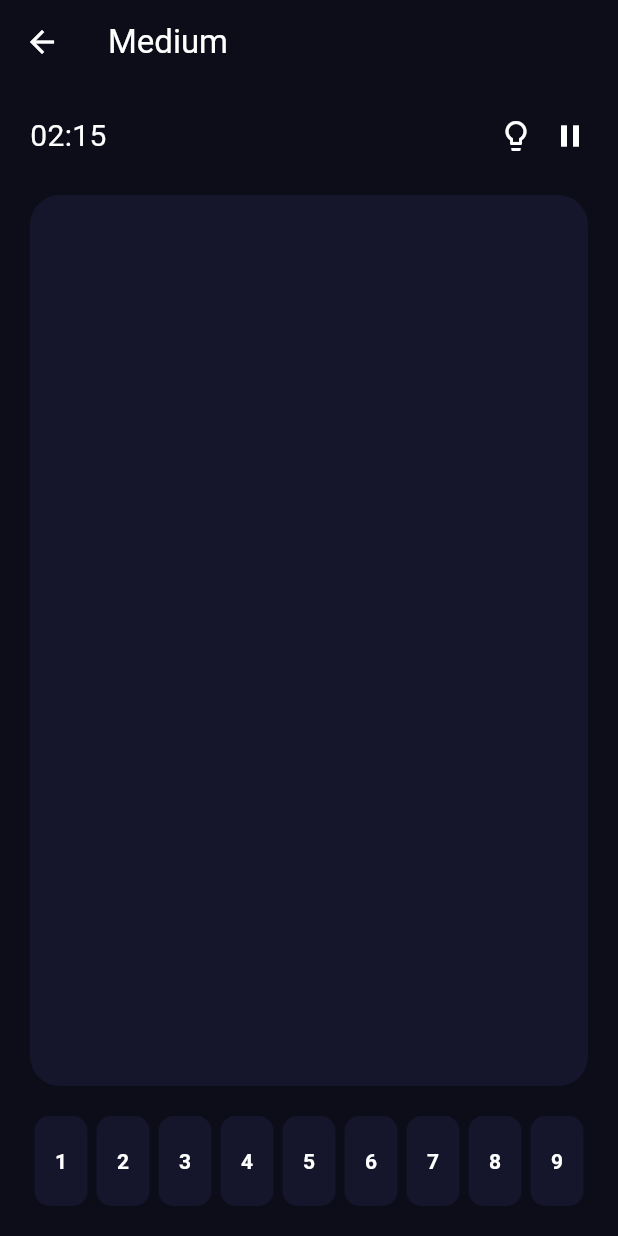
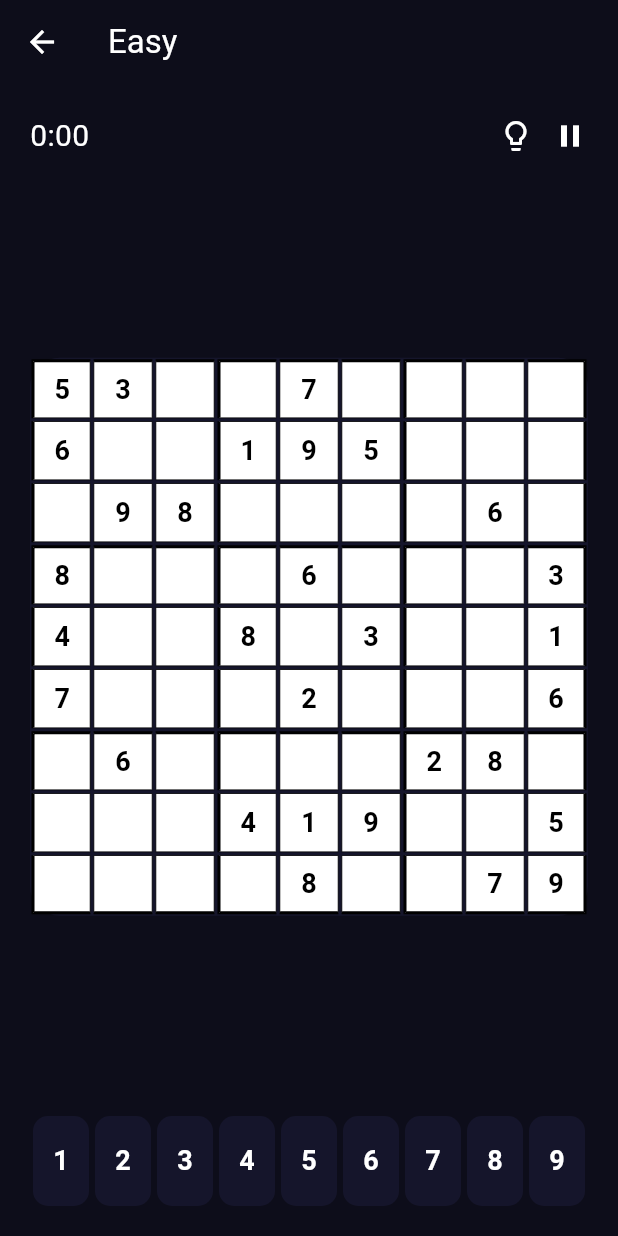
Before and after one commit to Pratishtha-Yadav/Sudoku, a Flutter app: the DifficultyScreen screen opened directly, after a tap on "Easy", on a phone screen of 412 x 824 dp. Run offline on Flutter 3.47's test engine with Material 3 defaults, Android fonts, the phone set to English and light mode, and no system bars.

Commit message:
Implement Sudoku board interactions and gameplay foundation

```diff
--- a/lib/features/sudoku/difficulty_screen.dart
+++ b/lib/features/sudoku/difficulty_screen.dart
@@ -69,7 +69,7 @@ class DifficultyScreen extends StatelessWidget {
     Navigator.push(
       context,
       MaterialPageRoute(
-        builder: (_) => const GameScreen(),
+        builder: (_) => GameScreen(difficulty: title),
       ),
     );
   },
--- a/lib/features/sudoku/game_screen.dart
+++ b/lib/features/sudoku/game_screen.dart
@@ -1,8 +1,47 @@
 import 'package:flutter/material.dart';
+import 'package:sudoku_test/models/sudoku_cell_model.dart';
+import '../../services/sudoku_generator.dart';
 
-class GameScreen extends StatelessWidget {
-  const GameScreen({super.key});
+class GameScreen extends StatefulWidget {
+  final String difficulty;
 
+  const GameScreen({
+    super.key,
+    required this.difficulty,
+  });
+
+  @override
+  State<GameScreen> createState() => _GameScreenState();
+}
+
+class _GameScreenState extends State<GameScreen> {
+  int selectedRow = -1;
+  int selectedCol = -1;
+
+  List<SudokuCellModel> board = [];
+
+  @override
+void initState() {
+  super.initState();
+  loadPuzzle();
+}
+
+void loadPuzzle() {
+  final puzzle = SudokuGenerator.getMediumPuzzle();
+
+  board.clear();
+
+  for (int row = 0; row < 9; row++) {
+    for (int col = 0; col < 9; col++) {
+      board.add(
+        SudokuCellModel(
+          value: puzzle[row][col],
+          isFixed: puzzle[row][col] != 0,
+        ),
+      );
+    }
+  }
+}
   @override
   Widget build(BuildContext context) {
     return Scaffold(
@@ -11,9 +50,9 @@ class GameScreen extends StatelessWidget {
       appBar: AppBar(
         backgroundColor: Colors.transparent,
         elevation: 0,
-        title: const Text(
-          "Medium",
-          style: TextStyle(color: Colors.white),
+        title: Text(
+  widget.difficulty,
+  style: const TextStyle(color: Colors.white),
 ),
       ),
 
@@ -28,7 +67,7 @@ class GameScreen extends StatelessWidget {
               mainAxisAlignment: MainAxisAlignment.spaceBetween,
               children: [
                 Text(
-                  "02:15",
+                  "0:00",
                   style: TextStyle(
                     color: Colors.white,
                     fontSize: 20,
@@ -47,19 +86,87 @@ class GameScreen extends StatelessWidget {
               ],
             ),
 
-            const SizedBox(height: 25),
+            const SizedBox(height: 10),
 
-            // Sudoku Board Placeholder
+          // Sudoku Board
 Expanded(
+  child: Center(
+    child: AspectRatio(
+      aspectRatio: 1,
       child: Container(
         decoration: BoxDecoration(
           color: const Color(0xFF15152B),
           borderRadius: BorderRadius.circular(20),
         ),
+        child: GridView.builder(
+          physics: const NeverScrollableScrollPhysics(),
+          itemCount: 81,
+          gridDelegate:
+              const SliverGridDelegateWithFixedCrossAxisCount(
+            crossAxisCount: 9,
+          ),
+          itemBuilder: (context, index) {
+            final row = index ~/ 9;
+            final col = index % 9;
+
+            return GestureDetector(
+            onTap: () {
+            setState(() {
+              selectedRow = index ~/ 9;
+              selectedCol = index % 9;
+                  }
+                  );
+              },
+
+  child: Container(
+              margin: const EdgeInsets.all(1),
+              decoration: BoxDecoration(
+  color: (selectedRow == index ~/ 9 &&
+          selectedCol == index % 9)
+      ? const Color(0xFFFFD54F)
+      : Colors.white,
+                border: Border(
+  top: BorderSide(
+    color: Colors.black,
+    width: row % 3 == 0 ? 2 : 0.5,
+  ),
+  left: BorderSide(
+    color: Colors.black,
+    width: col % 3 == 0 ? 2 : 0.5,
+  ),
+  right: BorderSide(
+    color: Colors.black,
+    width: col == 8 ? 2 : 0.5,
+  ),
+  bottom: BorderSide(
+    color: Colors.black,
+    width: row == 8 ? 2 : 0.5,
   ),
 ),
-
-            const SizedBox(height: 20),
+              ),
+              child: Center(
+                child: Text(
+                  board[index].value == 0
+                      ? ""
+                      : board[index].value.toString(),
+                  style: TextStyle(
+                    fontSize: 18,
+                    fontWeight: FontWeight.bold,
+                    color: board[index].isFixed
+                        ? Colors.black
+                        : Colors.blue,
+                  ),
+                ),
+              ),
+            ),
+            );
+          },
+        ),
+      ),
+    ),
+  ),
+),
+            const SizedBox(height: 10),
 
            // Number Pad
 SizedBox(
@@ -68,20 +175,32 @@ class GameScreen extends StatelessWidget {
     children: List.generate(
       9,
       (index) => Expanded(
+  child: GestureDetector(
+    onTap: () {
+      if (selectedRow == -1 || selectedCol == -1) return;
+
+      final cellIndex = selectedRow * 9 + selectedCol;
+
+      if (!board[cellIndex].isFixed) {
+        setState(() {
+          board[cellIndex].value = index + 1;
+        });
+      }
+    },
     child: Container(
-                      margin:
-                          const EdgeInsets.symmetric(horizontal: 3),
+          margin: const EdgeInsets.symmetric(horizontal: 2),
           decoration: BoxDecoration(
             color: const Color(0xFF15152B),
-                        borderRadius:
-                            BorderRadius.circular(10),
+            borderRadius: BorderRadius.circular(10),
           ),
           child: Center(
             child: Text(
               "${index + 1}",
+
               style: const TextStyle(
                 color: Colors.white,
                 fontWeight: FontWeight.bold,
+                fontSize: 18,
               ),
             ),
           ),
@@ -90,6 +209,7 @@ class GameScreen extends StatelessWidget {
     ),
   ),
 ),
+)
           ],
         ),
       ),
--- /dev/null
+++ b/lib/models/sudoku_cell_model.dart
@@ -0,0 +1,11 @@
+class SudokuCellModel {
+  int value;
+  bool isFixed;
+  bool isSelected;
+
+  SudokuCellModel({
+    required this.value,
+    required this.isFixed,
+    this.isSelected = false,
+  });
+}
--- /dev/null
+++ b/lib/services/sudoku_generator.dart
@@ -0,0 +1,17 @@
+class SudokuGenerator {
+  static List<List<int>> getMediumPuzzle() {
+    return [
+      [5, 3, 0, 0, 7, 0, 0, 0, 0],
+      [6, 0, 0, 1, 9, 5, 0, 0, 0],
+      [0, 9, 8, 0, 0, 0, 0, 6, 0],
+
+      [8, 0, 0, 0, 6, 0, 0, 0, 3],
+      [4, 0, 0, 8, 0, 3, 0, 0, 1],
+      [7, 0, 0, 0, 2, 0, 0, 0, 6],
+
+      [0, 6, 0, 0, 0, 0, 2, 8, 0],
+      [0, 0, 0, 4, 1, 9, 0, 0, 5],
+      [0, 0, 0, 0, 8, 0, 0, 7, 9],
+    ];
+  }
+}
```
Lines whose indentation alone changed are shown as unchanged.
